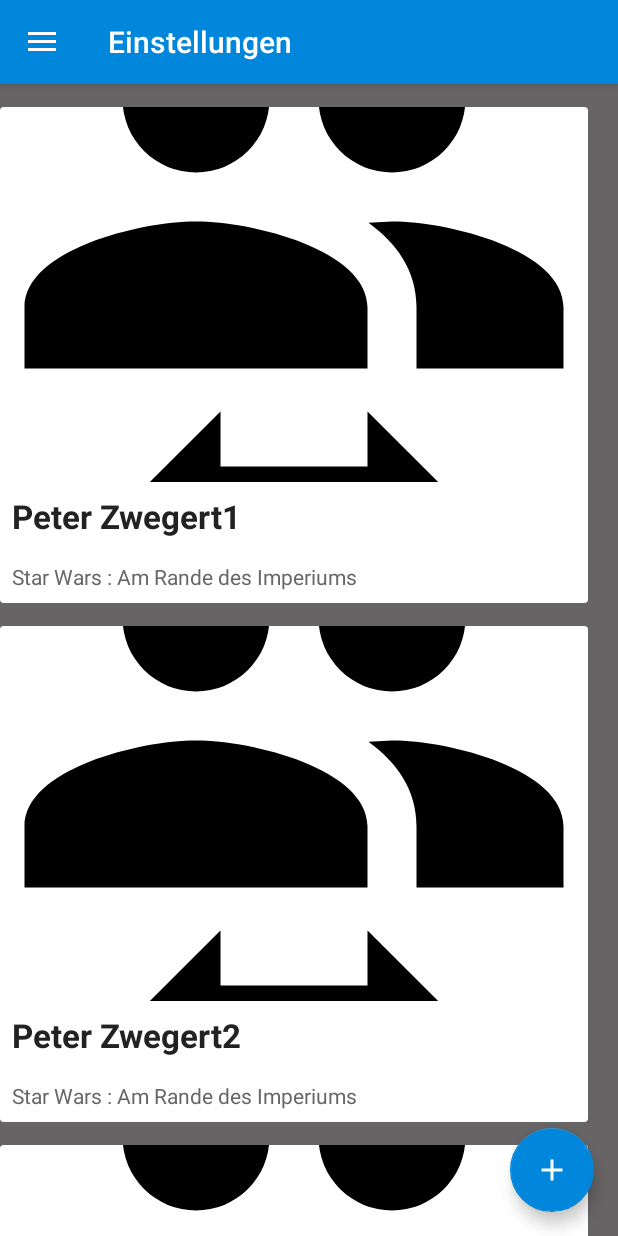
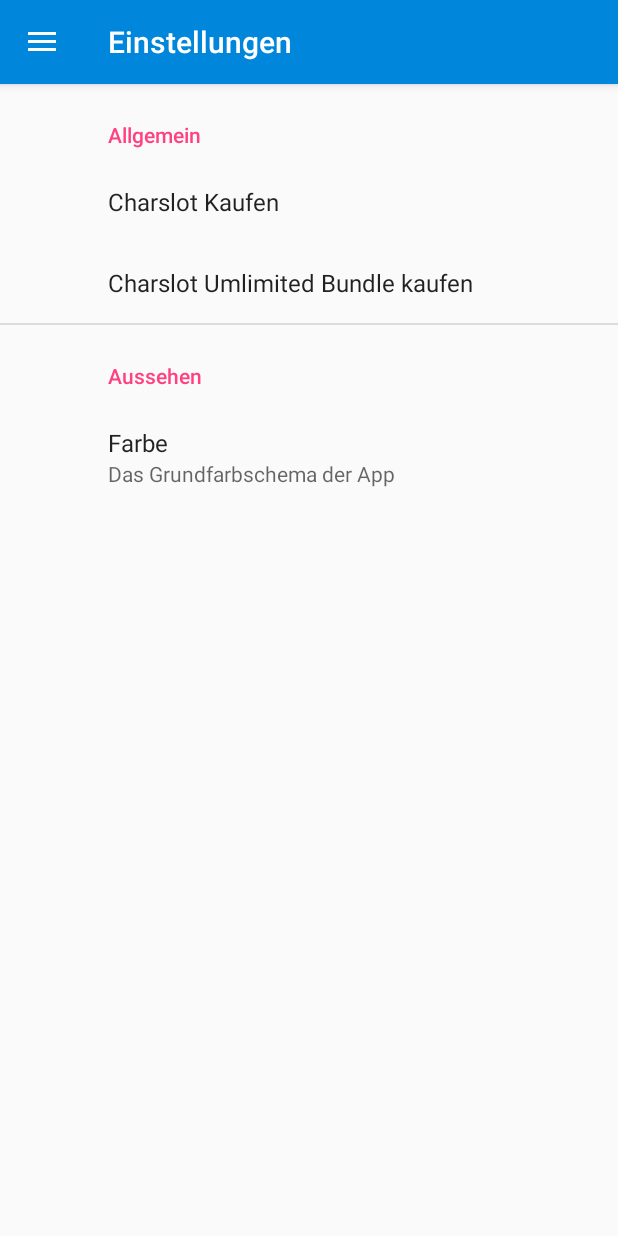
Before and after one commit to ChristopherKL/CharBuilder, an Android app: the screen it shows after launch (MainNavigationDrawer), in the side drawer, after a tap on "Einstellungen", on a phone screen of 412 x 824 dp. Run offline under Robolectric (Android 15) with nearby library versions, the phone set to English and light mode, and no system bars; our stand-ins replace androidx.preference.

Commit message:
Added Preferences Activity & Dialog fix & TabBar Fix

```diff
--- a/app/build.gradle
+++ b/app/build.gradle
@@ -33,4 +33,6 @@
     androidTestImplementation 'com.android.support.test.espresso:espresso-core:3.0.1'
     compile 'com.android.support:cardview-v7:21.0.+'
     compile 'com.android.support:recyclerview-v7:21.0.+'
+    compile 'com.google.code.gson:gson:2.8.2'
+    compile 'com.takisoft.fix:preference-v7:25.3.0.0'
 }
--- a/app/src/main/AndroidManifest.xml
+++ b/app/src/main/AndroidManifest.xml
@@ -12,7 +12,7 @@
         <activity
             android:name=".MainNavigationDrawer"
             android:label="@string/title_activity_main_navigation_drawer"
-            android:theme="@style/AppTheme.NoActionBar">
+            android:theme="@style/AppTheme.SettingsTheme">
             <intent-filter>
                 <action android:name="android.intent.action.MAIN" />
 
@@ -23,6 +23,10 @@
             android:name=".controller.CharCreationController"
             android:label="@string/title_activity_char_creation_controller"
             android:theme="@style/AppTheme.NoActionBar"></activity>
+        <activity
+            android:name=".controller.SettingsController"
+            android:label="@string/title_activity_settings_controller"
+            android:theme="@style/AppTheme.NoActionBar"></activity>
     </application>
 
 </manifest>
--- a/app/src/main/java/com/chrisphil/charbuilder/MainNavigationDrawer.kt
+++ b/app/src/main/java/com/chrisphil/charbuilder/MainNavigationDrawer.kt
@@ -1,5 +1,6 @@
 package com.chrisphil.charbuilder
 
+import android.content.Intent
 import android.os.Bundle
 import android.support.design.widget.NavigationView
 import android.support.v4.view.GravityCompat
@@ -7,6 +8,7 @@
 import android.support.v7.app.AppCompatActivity
 import android.view.MenuItem
 import com.chrisphil.charbuilder.controller.CharListController
+import com.chrisphil.charbuilder.controller.SettingsController
 import kotlinx.android.synthetic.main.activity_main_navigation_drawer.*
 import kotlinx.android.synthetic.main.app_bar_main_navigation_drawer.*
 
@@ -30,7 +32,7 @@
         if (drawer_layout.isDrawerOpen(GravityCompat.START)) {
             drawer_layout.closeDrawer(GravityCompat.START)
         } else {
-            super.onBackPressed()
+            //super.onBackPressed()
         }
     }
 
@@ -41,7 +43,7 @@
                 this.title = resources.getString(R.string.characters)
                 supportFragmentManager
                         .beginTransaction()
-                        .add(R.id.content_frame, CharListController.newInstance(), "charListController")
+                        .replace(R.id.content_frame, CharListController.newInstance(), "charListController")
                         .commit()
             }
             R.id.nav_rulesets -> {
@@ -52,6 +54,10 @@
             }
             R.id.nav_manage -> {
                 this.title = resources.getString(R.string.action_settings)
+                supportFragmentManager
+                        .beginTransaction()
+                        .replace(R.id.content_frame,SettingsController.newInstance(),"settingsController")
+                        .commit()
             }
             R.id.nav_importExport -> {
                 this.title = resources.getString(R.string.importExport)
--- a/app/src/main/java/com/chrisphil/charbuilder/controller/CharCreationController.kt
+++ b/app/src/main/java/com/chrisphil/charbuilder/controller/CharCreationController.kt
@@ -132,7 +132,7 @@
 
         override fun getCount(): Int {
             // Show 3 total pages.
-            return 3
+            return 9
         }
     }
 
@@ -150,8 +150,7 @@
         }
 
         override fun getCount(): Int {
-            // Show 3 total pages.
-            return 3
+            return 9
         }
     }
 
--- a/app/src/main/java/com/chrisphil/charbuilder/controller/SettingsController.kt
+++ b/app/src/main/java/com/chrisphil/charbuilder/controller/SettingsController.kt
@@ -1,7 +1,21 @@
 package com.chrisphil.charbuilder.controller
+
+import android.os.Bundle
+import android.support.v7.preference.PreferenceFragmentCompat
+import com.chrisphil.charbuilder.R
 
 /**
  * Created by Phil on 24.11.2017.
  */
-class SettingsController {
+class SettingsController : PreferenceFragmentCompat(){
+    override fun onCreatePreferences(savedInstanceState: Bundle?, rootKey: String?) {
+        setPreferencesFromResource(R.xml.preferences,rootKey)
+    }
+
+    companion object {
+        fun newInstance(): SettingsController {
+            return SettingsController()
+        }
+    }
+
 }
--- /dev/null
+++ b/app/src/main/res/values/arrays.xml
@@ -0,0 +1,15 @@
+<?xml version="1.0" encoding="utf-8" ?>
+<resources>
+    <string-array name="theme_listentries">
+        <item>Himmerblau</item>
+        <item>Feuerrot</item>
+        <item>Blattgrün</item>
+        <item>Sonnengelb</item>
+    </string-array>
+    <string-array name="theme_listvalues">
+        <item>1</item>
+        <item>2</item>
+        <item>3</item>
+        <item>4</item>
+    </string-array>
+</resources>
--- a/app/src/main/res/values/strings.xml
+++ b/app/src/main/res/values/strings.xml
@@ -23,6 +23,7 @@
     <string name="navigation_drawer_close">Close navigation drawer</string>
     <string name="title_activity_char_creation">CharCreation</string>
     <string name="title_activity_char_creation_controller">CharCreationController</string>
+    <string name="title_activity_settings_controller">CharCreationController</string>
     <string name="section_format">Hello World from section: %1$d</string>
 
     <string name="character">Charakter</string>
@@ -37,4 +38,10 @@
     <string name="cc_motivation">Motivation</string>
     <string name="cc_appearance">Aussehen</string>
     <string name="cc_gear">Ausrüstung</string>
+
+    <!-- Preferences -->
+    <string name="pref_general_title">Allgemein</string>
+    <string name="pref_design_title">Aussehen</string>
+    <string name="pref_design_themelist">Farbe</string>
+    <string name="pref_design_themelist_summary">Das Grundfarbschema der App</string>
 </resources>
--- a/app/src/main/res/values/styles.xml
+++ b/app/src/main/res/values/styles.xml
@@ -13,6 +13,10 @@
         <item name="windowNoTitle">true</item>
     </style>
 
+    <style name="AppTheme.SettingsTheme" parent="AppTheme.NoActionBar">
+        <item name="preferenceTheme">@style/PreferenceThemeOverlay</item>
+    </style>
+
     <style name="AppTheme.AppBarOverlay" parent="ThemeOverlay.AppCompat.Dark.ActionBar" />
 
     <style name="AppTheme.PopupOverlay" parent="ThemeOverlay.AppCompat.Light" />
--- /dev/null
+++ b/app/src/main/res/xml/preferences.xml
@@ -0,0 +1,25 @@
+<?xml version="1.0" encoding="utf-8"?>
+<PreferenceScreen xmlns:android="http://schemas.android.com/apk/res/android">
+    <PreferenceCategory
+        android:title="@string/pref_general_title"
+        android:key="pref_general_title">
+
+        <Preference
+            android:key="pref_key_charslot_buy"
+            android:title="Charslot Kaufen"/>
+        <Preference
+            android:key="pref_key_charslot_buy_lifetime"
+            android:title="Charslot Umlimited Bundle kaufen"/>
+    </PreferenceCategory>
+    <PreferenceCategory
+        android:title="@string/pref_design_title"
+        android:key="pref_design_title">
+
+        <ListPreference
+            android:title="@string/pref_design_themelist"
+            android:key="pref_design_themelist"
+            android:summary="@string/pref_design_themelist_summary"
+            android:entries="@array/theme_listentries"
+            android:entryValues="@array/theme_listvalues"/>
+    </PreferenceCategory>
+</PreferenceScreen>
```
